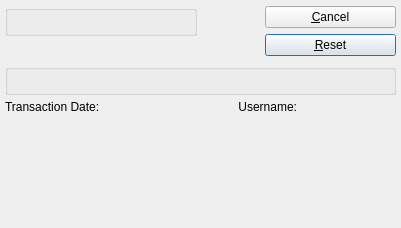
Qt form xtuple/trunk/guiclient/resetQOHBalances.ui (WooodHead/xtuple) before a commit.
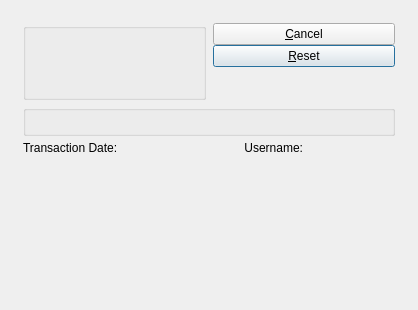
The same form after that commit. Custom widgets are drawn as their Qt base class.

```diff
--- a/xtuple/trunk/guiclient/resetQOHBalances.ui
+++ b/xtuple/trunk/guiclient/resetQOHBalances.ui
@@ -13,28 +13,21 @@
    <rect>
     <x>0</x>
     <y>0</y>
-    <width>401</width>
-    <height>228</height>
+    <width>418</width>
+    <height>310</height>
    </rect>
   </property>
   <property name="windowTitle" >
    <string>Reset Quantity-On-Hand Balances</string>
   </property>
-  <layout class="QVBoxLayout" >
+  <layout class="QGridLayout" name="gridLayout" >
+   <item row="0" column="0" >
+    <layout class="QVBoxLayout" name="verticalLayout" >
    <property name="spacing" >
-    <number>0</number>
-   </property>
-   <property name="leftMargin" >
-    <number>5</number>
-   </property>
-   <property name="topMargin" >
-    <number>5</number>
-   </property>
-   <property name="rightMargin" >
-    <number>5</number>
-   </property>
-   <property name="bottomMargin" >
-    <number>5</number>
+      <number>12</number>
+     </property>
+     <property name="margin" >
+      <number>12</number>
    </property>
    <item>
     <layout class="QVBoxLayout" >
@@ -56,24 +49,11 @@
            <property name="title" >
             <string/>
            </property>
-          </widget>
-         </item>
-         <item>
-          <spacer>
-           <property name="orientation" >
-            <enum>Qt::Vertical</enum>
-           </property>
-           <property name="sizeType" >
-            <enum>QSizePolicy::Expanding</enum>
-           </property>
-           <property name="sizeHint" >
-            <size>
-             <width>20</width>
-             <height>16</height>
-            </size>
-           </property>
-          </spacer>
-         </item>
+             <property name="fixedSize" >
+              <bool>false</bool>
+             </property>
+            </widget>
+           </item>
         </layout>
        </item>
        <item>
@@ -81,26 +61,10 @@
          <property name="spacing" >
           <number>0</number>
          </property>
-         <item>
-          <spacer>
-           <property name="orientation" >
-            <enum>Qt::Vertical</enum>
-           </property>
-           <property name="sizeType" >
-            <enum>QSizePolicy::Expanding</enum>
-           </property>
-           <property name="sizeHint" >
-            <size>
-             <width>61</width>
-             <height>20</height>
-            </size>
-           </property>
-          </spacer>
-         </item>
          <item>
           <layout class="QVBoxLayout" >
            <property name="spacing" >
-            <number>5</number>
+              <number>0</number>
            </property>
            <item>
             <widget class="QPushButton" name="_close" >
@@ -119,6 +83,22 @@
              </property>
             </widget>
            </item>
+             <item>
+              <spacer>
+               <property name="orientation" >
+                <enum>Qt::Vertical</enum>
+               </property>
+               <property name="sizeType" >
+                <enum>QSizePolicy::Expanding</enum>
+               </property>
+               <property name="sizeHint" stdset="0" >
+                <size>
+                 <width>61</width>
+                 <height>20</height>
+                </size>
+               </property>
+              </spacer>
+             </item>
           </layout>
          </item>
         </layout>
@@ -179,13 +159,15 @@
      <property name="sizeType" >
       <enum>QSizePolicy::Expanding</enum>
      </property>
-     <property name="sizeHint" >
+       <property name="sizeHint" stdset="0" >
       <size>
        <width>20</width>
-       <height>16</height>
+         <height>0</height>
       </size>
      </property>
     </spacer>
+     </item>
+    </layout>
    </item>
   </layout>
  </widget>
```
Left out of the diff: 4 changed lines with no effect on the pictures. Lines whose indentation alone changed are shown as unchanged.
